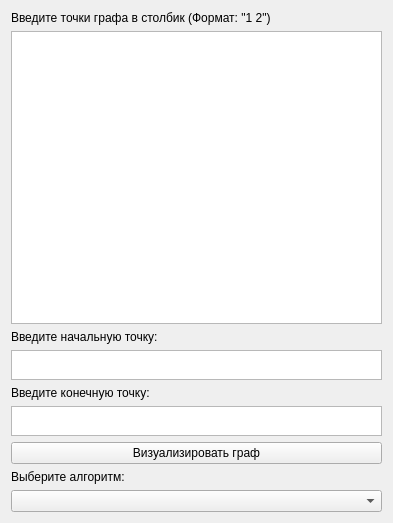
edfefegeger/Graphs-and-Algorithms-in-Qt, file widget.ui: the form before one commit.
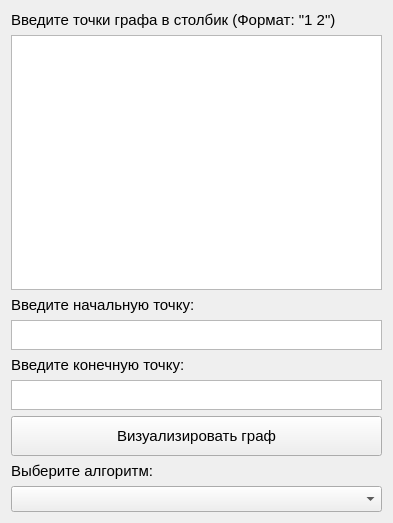
The form after the commit.

```diff
--- a/widget.ui
+++ b/widget.ui
@@ -18,6 +18,11 @@
     <layout class="QVBoxLayout" name="verticalLayout">
      <item>
       <widget class="QLabel" name="label">
+       <property name="font">
+        <font>
+         <pointsize>11</pointsize>
+        </font>
+       </property>
        <property name="text">
         <string>Введите точки графа в столбик (Формат: &quot;1 2&quot;)</string>
        </property>
@@ -35,6 +40,11 @@
      </item>
      <item>
       <widget class="QLabel" name="label_2">
+       <property name="font">
+        <font>
+         <pointsize>11</pointsize>
+        </font>
+       </property>
        <property name="text">
         <string>Введите начальную точку:</string>
        </property>
@@ -52,6 +62,11 @@
      </item>
      <item>
       <widget class="QLabel" name="label_3">
+       <property name="font">
+        <font>
+         <pointsize>11</pointsize>
+        </font>
+       </property>
        <property name="text">
         <string>Введите конечную точку:</string>
        </property>
@@ -69,6 +84,17 @@
      </item>
      <item>
       <widget class="QPushButton" name="pushButton">
+       <property name="minimumSize">
+        <size>
+         <width>0</width>
+         <height>40</height>
+        </size>
+       </property>
+       <property name="font">
+        <font>
+         <pointsize>11</pointsize>
+        </font>
+       </property>
        <property name="text">
         <string>Визуализировать граф</string>
        </property>
@@ -76,13 +102,24 @@
      </item>
      <item>
       <widget class="QLabel" name="label_4">
+       <property name="font">
+        <font>
+         <pointsize>11</pointsize>
+        </font>
+       </property>
        <property name="text">
         <string>Выберите алгоритм:</string>
        </property>
       </widget>
      </item>
      <item>
-      <widget class="QComboBox" name="comboBox"/>
+      <widget class="QComboBox" name="comboBox">
+       <property name="font">
+        <font>
+         <pointsize>11</pointsize>
+        </font>
+       </property>
+      </widget>
      </item>
     </layout>
    </item>
```
